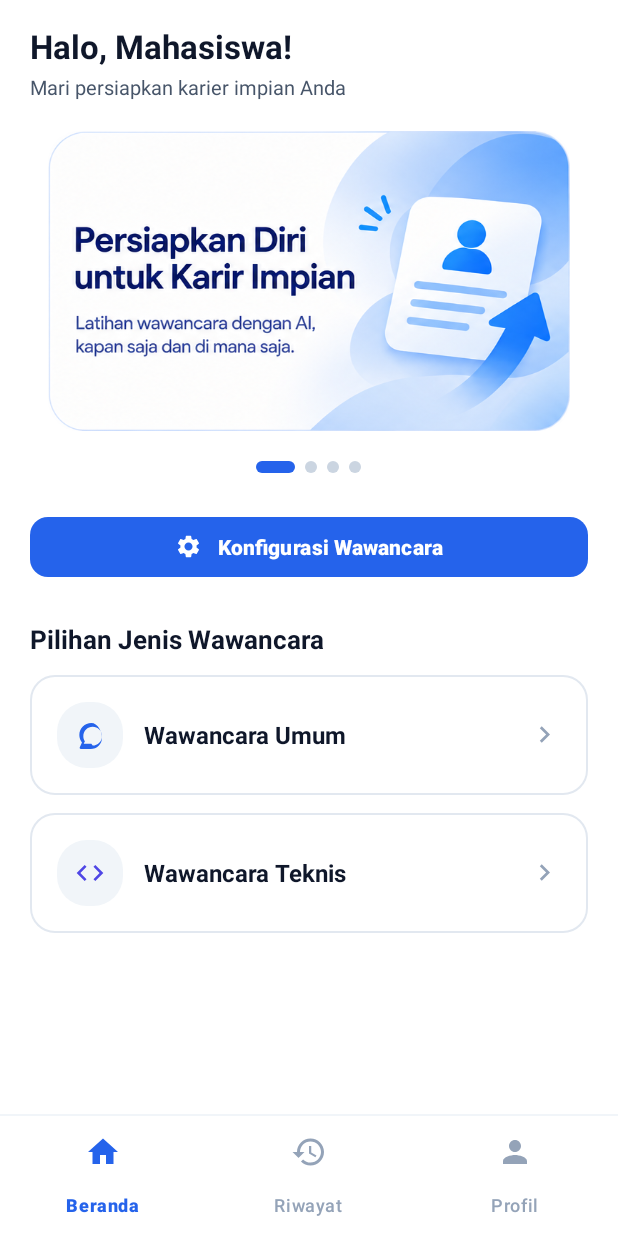
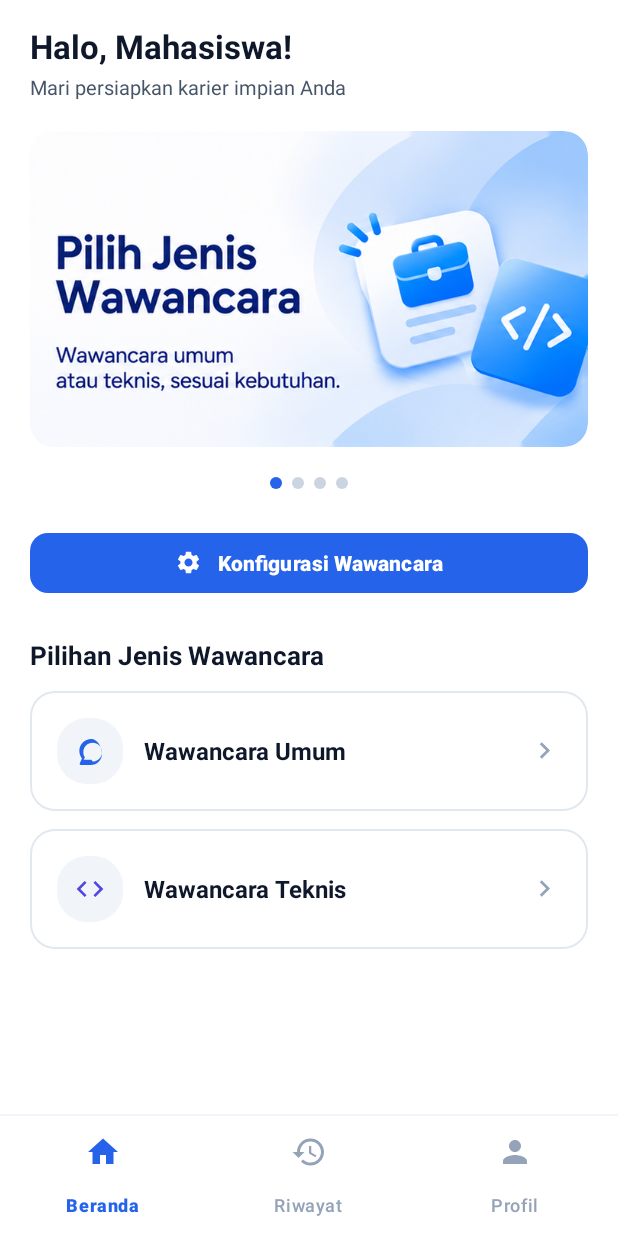
Before and after one commit to abcdgkhj/AInterview, an Android app: the HomeActivity screen opened directly, with no data from a screen before it, on a phone screen of 412 x 824 dp. Run offline under Robolectric (Android 15) with nearby library versions, the phone set to English and light mode, and no system bars.

Commit message:
mengubah design slide

```diff
--- a/app/src/main/java/com/example/interviewai/HomeActivity.java
+++ b/app/src/main/java/com/example/interviewai/HomeActivity.java
@@ -14,6 +14,8 @@ import androidx.core.graphics.Insets;
 import androidx.core.view.ViewCompat;
 import androidx.core.view.WindowInsetsCompat;
 import androidx.core.widget.NestedScrollView;
+import androidx.recyclerview.widget.RecyclerView;
+import androidx.viewpager2.widget.MarginPageTransformer;
 import androidx.viewpager2.widget.ViewPager2;
 
 import com.example.interviewai.adapter.HeroCarouselAdapter;
@@ -153,6 +155,17 @@ public class HomeActivity extends AppCompatActivity {
         HeroCarouselAdapter adapter = new HeroCarouselAdapter(slides);
         pagerHeroCarousel.setAdapter(adapter);
 
+        // Spacing between carousel slides (12dp) without distortion or edge sticking
+        int marginPx = (int) (12 * getResources().getDisplayMetrics().density + 0.5f);
+        pagerHeroCarousel.setPageTransformer(new MarginPageTransformer(marginPx));
+        pagerHeroCarousel.setOffscreenPageLimit(1);
+
+        View recyclerView = pagerHeroCarousel.getChildAt(0);
+        if (recyclerView instanceof RecyclerView) {
+            ((RecyclerView) recyclerView).setClipToPadding(false);
+            ((RecyclerView) recyclerView).setClipChildren(false);
+        }
+
         dots = new ImageView[4];
         dots[0] = findViewById(R.id.dot0);
         dots[1] = findViewById(R.id.dot1);
@@ -161,11 +174,34 @@ public class HomeActivity extends AppCompatActivity {
 
         updateDots(0);
 
+        // Responsively ensure aspect ratio matches device screen width (731:414)
+        pagerHeroCarousel.post(() -> {
+            int width = pagerHeroCarousel.getWidth();
+            if (width > 0) {
+                int calculatedHeight = Math.round(width * 414f / 731f);
+                ViewGroup.LayoutParams lp = pagerHeroCarousel.getLayoutParams();
+                if (lp != null && lp.height != calculatedHeight) {
+                    lp.height = calculatedHeight;
+                    pagerHeroCarousel.setLayoutParams(lp);
+                }
+            }
+        });
+
         pagerHeroCarousel.registerOnPageChangeCallback(new ViewPager2.OnPageChangeCallback() {
             @Override
             public void onPageSelected(int position) {
                 super.onPageSelected(position);
                 updateDots(position);
+            }
+
+            @Override
+            public void onPageScrollStateChanged(int state) {
+                super.onPageScrollStateChanged(state);
+                if (state == ViewPager2.SCROLL_STATE_DRAGGING) {
+                    stopAutoSlide();
+                } else if (state == ViewPager2.SCROLL_STATE_IDLE) {
+                    startAutoSlide();
+                }
             }
         });
 
@@ -199,20 +235,17 @@ public class HomeActivity extends AppCompatActivity {
     private void updateDots(int activePosition) {
         if (dots == null) return;
         float density = getResources().getDisplayMetrics().density;
-        int widthActive = (int) (26 * density + 0.5f);
-        int widthInactive = (int) (8 * density + 0.5f);
-        int height = (int) (8 * density + 0.5f);
+        int size = (int) (8 * density + 0.5f);
         for (int i = 0; i < dots.length; i++) {
             if (dots[i] != null) {
                 boolean isActive = (i == activePosition);
                 dots[i].setImageResource(isActive ? R.drawable.dot_indicator_active : R.drawable.dot_indicator_inactive);
                 ViewGroup.LayoutParams lp = dots[i].getLayoutParams();
-                if (lp instanceof ViewGroup.MarginLayoutParams) {
-                    // keep margins if any
+                if (lp != null) {
+                    lp.width = size;
+                    lp.height = size;
+                    dots[i].setLayoutParams(lp);
                 }
-                lp.width = isActive ? widthActive : widthInactive;
-                lp.height = height;
-                dots[i].setLayoutParams(lp);
             }
         }
     }
--- a/app/src/main/res/drawable/dot_indicator_active.xml
+++ b/app/src/main/res/drawable/dot_indicator_active.xml
@@ -1,7 +1,6 @@
 <?xml version="1.0" encoding="utf-8"?>
 <shape xmlns:android="http://schemas.android.com/apk/res/android"
-    android:shape="rectangle">
-    <size android:width="26dp" android:height="8dp" />
-    <corners android:radius="4dp" />
+    android:shape="oval">
+    <size android:width="8dp" android:height="8dp" />
     <solid android:color="@color/primary" />
 </shape>
--- a/app/src/main/res/drawable/dot_indicator_selector.xml
+++ b/app/src/main/res/drawable/dot_indicator_selector.xml
@@ -1,15 +1,14 @@
 <?xml version="1.0" encoding="utf-8"?>
 <selector xmlns:android="http://schemas.android.com/apk/res/android">
     <item android:state_selected="true">
-        <shape android:shape="rectangle">
-            <size android:width="20dp" android:height="6dp" />
-            <corners android:radius="3dp" />
+        <shape android:shape="oval">
+            <size android:width="8dp" android:height="8dp" />
             <solid android:color="@color/primary" />
         </shape>
     </item>
     <item>
         <shape android:shape="oval">
-            <size android:width="6dp" android:height="6dp" />
+            <size android:width="8dp" android:height="8dp" />
             <solid android:color="#CBD5E1" />
         </shape>
     </item>
--- a/app/src/main/res/layout/activity_home.xml
+++ b/app/src/main/res/layout/activity_home.xml
@@ -53,7 +53,9 @@
             <androidx.viewpager2.widget.ViewPager2
                 android:id="@+id/pagerHeroCarousel"
                 android:layout_width="match_parent"
-                android:layout_height="200dp" />
+                android:layout_height="200dp"
+                android:clipToPadding="false"
+                android:clipChildren="false" />
 
             <!-- Carousel Dot Indicators (4 dots) -->
             <LinearLayout
--- a/app/src/main/res/layout/item_home_hero_slide.xml
+++ b/app/src/main/res/layout/item_home_hero_slide.xml
@@ -1,19 +1,21 @@
 <?xml version="1.0" encoding="utf-8"?>
-<FrameLayout xmlns:android="http://schemas.android.com/apk/res/android"
+<com.google.android.material.card.MaterialCardView
+    xmlns:android="http://schemas.android.com/apk/res/android"
+    xmlns:app="http://schemas.android.com/apk/res-auto"
     android:layout_width="match_parent"
     android:layout_height="match_parent"
-    android:layout_marginStart="12dp"
-    android:layout_marginEnd="12dp"
-    android:padding="0dp">
+    app:cardCornerRadius="16dp"
+    app:cardElevation="0dp"
+    app:strokeWidth="0dp"
+    app:cardPreventCornerOverlap="false">
 
-    <ImageView
+    <com.google.android.material.imageview.ShapeableImageView
         android:id="@+id/imgSlideIllustration"
         android:layout_width="match_parent"
         android:layout_height="match_parent"
-        android:scaleType="centerCrop"
+        android:scaleType="fitXY"
         android:adjustViewBounds="true"
-        android:background="@drawable/rounded_image"
-        android:clipToOutline="true"
+        app:shapeAppearanceOverlay="@style/RoundedCarouselSlide"
         android:contentDescription="Onboarding slide" />
 
-</FrameLayout>
+</com.google.android.material.card.MaterialCardView>
--- a/app/src/main/res/values/themes.xml
+++ b/app/src/main/res/values/themes.xml
@@ -30,4 +30,10 @@
         <item name="android:windowSplashScreenBackground" tools:targetApi="s">#FFFFFF</item>
         <item name="android:windowSplashScreenAnimatedIcon" tools:targetApi="s">@drawable/ic_splash_logo</item>
     </style>
+
+    <!-- Style for rounded corners on onboarding carousel slides -->
+    <style name="RoundedCarouselSlide">
+        <item name="cornerFamily">rounded</item>
+        <item name="cornerSize">16dp</item>
+    </style>
 </resources>
```
Also changed, not shown: app/src/main/java/com/example/interviewai/HistoryActivity.java (+29 -0 lines), app/src/main/java/com/example/interviewai/InterviewActivity.java (+11 -4 lines), app/src/main/java/com/example/interviewai/ResultActivity.java (+32 -0 lines), app/src/main/java/com/example/interviewai/notification/AppNotification.java (+23 -1 lines), app/src/main/res/drawable-nodpi/onboarding_slide_1.png, app/src/main/res/drawable-nodpi/onboarding_slide_2.png, app/src/main/res/drawable-nodpi/onboarding_slide_3.png, app/src/main/res/drawable-nodpi/onboarding_slide_4.png.
